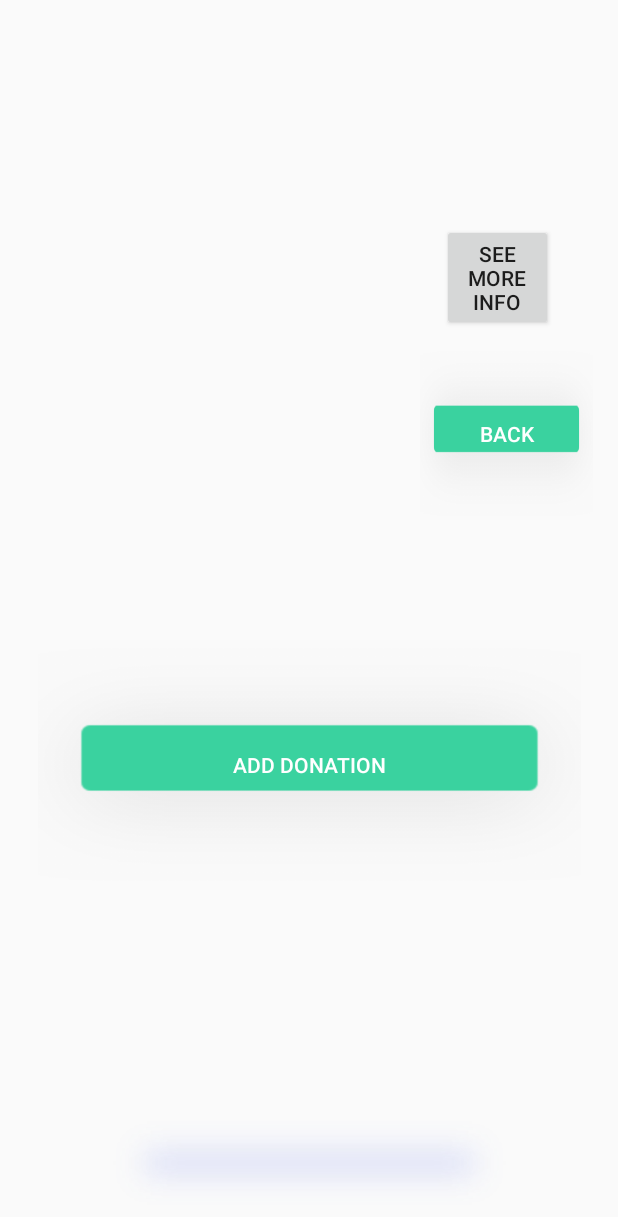
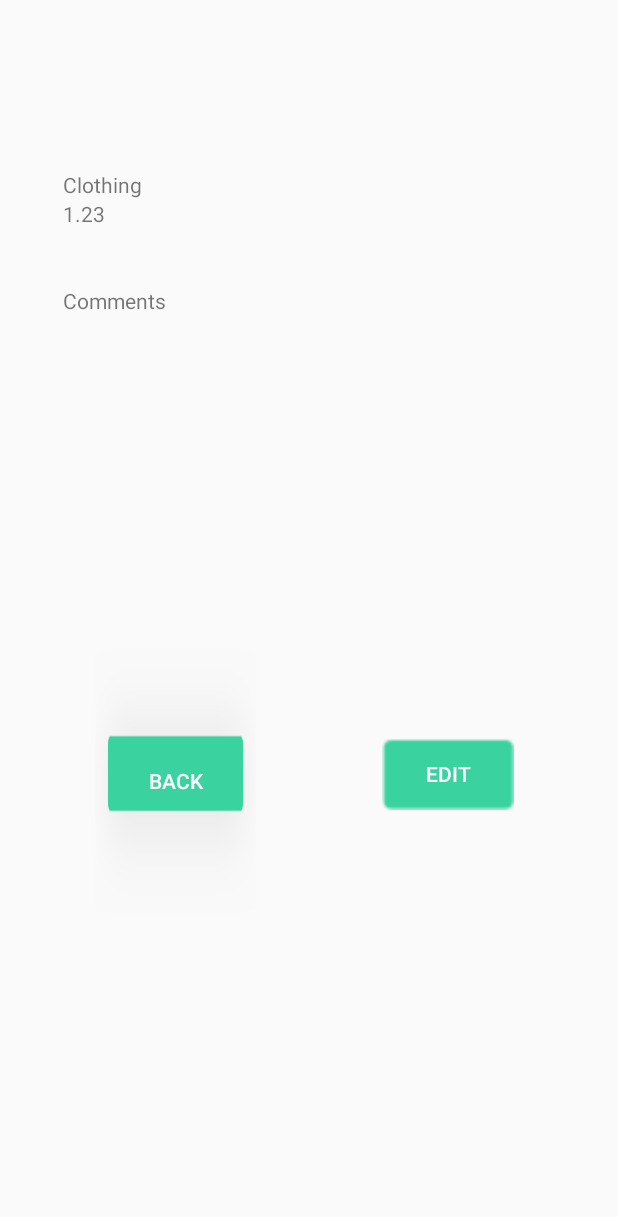
Before and after one commit to DavyWk/DonationsStation26, an Android app: the DonationListActivity screen opened directly, with no data from a screen before it, after a tap on "SEE MORE INFO", on a phone screen of 412 x 824 dp. Shown: the top 1217 px of the screen. Run offline under Robolectric (Android 15) with nearby library versions, the phone set to English and light mode, and no system bars; 1 statement that could not run was skipped.

Commit message:
All the Monday Spaghetti Code

```diff
--- a/app/src/main/AndroidManifest.xml
+++ b/app/src/main/AndroidManifest.xml
@@ -24,6 +24,7 @@
         <activity android:name=".controllers.DonationListActivity"/>
         <activity android:name=".controllers.DonationDetailsActivity"/>
         <activity android:name=".controllers.AddDonationActivity"/>
+        <activity android:name=".controllers.ItemDetailsActivity"/>
     </application>
 
 </manifest>
--- a/app/src/main/java/edu/gatech/ds26/controllers/AddDonationActivity.java
+++ b/app/src/main/java/edu/gatech/ds26/controllers/AddDonationActivity.java
@@ -12,11 +12,13 @@
 import java.sql.Date;
 
 import edu.gatech.ds26.R;
+import edu.gatech.ds26.model.AccountType;
 import edu.gatech.ds26.model.Donation;
 import edu.gatech.ds26.model.DonationList;
 import edu.gatech.ds26.model.ItemCategory;
 import edu.gatech.ds26.model.Location;
 import edu.gatech.ds26.model.LocationList;
+import edu.gatech.ds26.model.UserList;
 
 public class AddDonationActivity extends AppCompatActivity {
 
@@ -63,7 +65,9 @@
 
     public void onAddDonationButtonPressed(View view) {
         Log.d("Add Donation Screen", "Add Donation Button");
-
+        if (UserList.getInstance().getCurrentUser().getType() != AccountType.LOCATIONEMPLOYEE) {
+            return;
+        }
         donation.setLocation((Location) location.getSelectedItem());
         donation.setTimeStamp(timeStamp.getText().toString());
         donation.setShortDescription(shortDescription.getText().toString());
--- a/app/src/main/java/edu/gatech/ds26/controllers/DonationAdapter.java
+++ b/app/src/main/java/edu/gatech/ds26/controllers/DonationAdapter.java
@@ -13,6 +13,9 @@
 
 import edu.gatech.ds26.R;
 import edu.gatech.ds26.model.Donation;
+import edu.gatech.ds26.model.DonationList;
+import edu.gatech.ds26.model.Location;
+import edu.gatech.ds26.model.LocationList;
 
 public class DonationAdapter extends
         RecyclerView.Adapter<DonationAdapter.ViewHolder> {
@@ -32,18 +35,18 @@
         return viewHolder;
     }
 
-    public DonationAdapter(ArrayList<Donation> donations) {
-        if(donations == null){
-            mDonations = new ArrayList<>();
-        }else {
-            mDonations = donations;
-        }
+    public DonationAdapter() {
+        DonationList donations = DonationList.getInstance();
+        LocationList locations = LocationList.getInstance();
+        Location current = locations.getCurrent();
+        mDonations = donations.getDonations(current);
     }
 
     @Override
     public void onBindViewHolder(ViewHolder viewHolder, final int position) {
         Donation donation = mDonations.get(position);
-
+        DonationList donations = DonationList.getInstance();
+        donations.index = position;
         TextView shortDescriptionView = viewHolder.shortDescriptionTextView;
         shortDescriptionView.setText(donation.getShortDescription());
         Button moreInfoButton = viewHolder.detailsButton;
@@ -53,11 +56,13 @@
                 Context context = v.getContext();
                 Log.d("Donation Adapter", "Clicked on " + position);
                 Intent intent = new Intent (context, ItemDetailsActivity.class);
-                intent.putExtra("key", position + 1);
+                intent.putExtra("index", position);
 
                 context.startActivity(intent);
             }
         });
+    }
+    public void onDetailsButtonPressed(View view){
     }
 
     @Override
@@ -72,7 +77,7 @@
         public ViewHolder(View view) {
             super(view);
             shortDescriptionTextView = (TextView) view.findViewById(R.id.text_short_description);
-            detailsButton = (Button) view.findViewById(R.id.button_details);
+            detailsButton = (Button) view.findViewById(R.id.button_detailsDonate);
         }
     }
 }
--- a/app/src/main/java/edu/gatech/ds26/controllers/DonationListActivity.java
+++ b/app/src/main/java/edu/gatech/ds26/controllers/DonationListActivity.java
@@ -32,7 +32,7 @@
 
         donations = DonationList.getInstance().getDonations();
 
-        adapter = new DonationAdapter(donations);
+        adapter = new DonationAdapter();
         recyclerView.setAdapter(adapter);
     }
 
--- a/app/src/main/java/edu/gatech/ds26/controllers/ItemAllActivity.java
+++ b/app/src/main/java/edu/gatech/ds26/controllers/ItemAllActivity.java
@@ -33,7 +33,7 @@
 
         donations = DonationList.getInstance().getDonations();
 
-        adapter = new DonationAdapter(donations);
+        adapter = new DonationAdapter();
         recyclerView.setAdapter(adapter);
     }
 
--- a/app/src/main/java/edu/gatech/ds26/controllers/ItemCategoryActivity.java
+++ b/app/src/main/java/edu/gatech/ds26/controllers/ItemCategoryActivity.java
@@ -33,7 +33,7 @@
 
         donations = DonationList.getInstance().getDonations();
 
-        adapter = new DonationAdapter(donations);
+        adapter = new DonationAdapter();
         recyclerView.setAdapter(adapter);
     }
 
--- a/app/src/main/java/edu/gatech/ds26/controllers/ItemDetailsActivity.java
+++ b/app/src/main/java/edu/gatech/ds26/controllers/ItemDetailsActivity.java
@@ -7,9 +7,13 @@
 import android.view.View;
 import android.widget.TextView;
 
+import java.util.List;
 import edu.gatech.ds26.R;
+import edu.gatech.ds26.model.Donation;
+import edu.gatech.ds26.model.DonationList;
 import edu.gatech.ds26.model.Location;
 import edu.gatech.ds26.model.LocationList;
+
 
 public class ItemDetailsActivity extends AppCompatActivity {
 
@@ -18,20 +22,35 @@
         super.onCreate(savedInstanceState);
         setContentView(R.layout.activity_item_details);
 
-        final int key = (int) getIntent().getSerializableExtra("key");
         getIntent();
-        LocationList locationList = LocationList.getInstance();
+        DonationList donationList = DonationList.getInstance();
 
         String details = "";
 
         //TODO: Learn how to bold the detail headers when it prints on the detail screen.
-        for (Location location : locationList.get()){
-            if (location.getKey() == key) {
-                details = location.toString();
-            }
-        }
-        TextView textView = findViewById(R.id.textView);
+        DonationList donations = DonationList.getInstance();
+        LocationList locations = LocationList.getInstance();
+        Location current = locations.getCurrent();
+        List<Donation> mDonations = donations.getDonations(current);
+        Donation ourDonation = mDonations.get(donations.index);
+        details = current.getName();
+        TextView textView = findViewById(R.id.location);
         textView.setText(details);
+        details = ourDonation.getTimeStamp();
+        TextView aView = findViewById(R.id.timeStamp);
+        aView.setText(details);
+        TextView bView = findViewById(R.id.category);
+        details = ourDonation.getCategory().toString();
+        bView.setText(details);
+        TextView cView = findViewById(R.id.value);
+        details = String.valueOf(ourDonation.getValue());
+        cView.setText(details);
+        TextView dView = findViewById(R.id.shortDescription);
+        details = ourDonation.getShortDescription();
+        dView.setText(details);
+        TextView eView = findViewById(R.id.fullDescription);
+        details = ourDonation.getFullDescription();
+        eView.setText(details);
     }
 
     public void onBackButtonPressed(View view) {
@@ -43,7 +62,7 @@
 
     public void onViewDonationsButtonPressed(View view) {
         Log.d("Location Details Screen", "View Donations Button");
-        Intent intent = new Intent(this, DonationListActivity.class);
+        Intent intent = new Intent(this, ItemDetailsActivity.class);
         view.getContext().startActivity(intent);
         finish();
     }
--- a/app/src/main/java/edu/gatech/ds26/controllers/ItemLocationItem.java
+++ b/app/src/main/java/edu/gatech/ds26/controllers/ItemLocationItem.java
@@ -33,7 +33,7 @@
 
         donations = DonationList.getInstance().getDonations();
 
-        adapter = new DonationAdapter(donations);
+        adapter = new DonationAdapter();
         recyclerView.setAdapter(adapter);
     }
 
--- a/app/src/main/java/edu/gatech/ds26/controllers/LocationDetailsActivity.java
+++ b/app/src/main/java/edu/gatech/ds26/controllers/LocationDetailsActivity.java
@@ -28,6 +28,7 @@
         for (Location location : locationList.get()){
             if (location.getKey() == key) {
                 details = location.toString();
+                locationList.setCurrent(location);
             }
         }
         TextView textView = findViewById(R.id.textView);
--- a/app/src/main/java/edu/gatech/ds26/model/DonationList.java
+++ b/app/src/main/java/edu/gatech/ds26/model/DonationList.java
@@ -11,6 +11,7 @@
     private DonationList() {
         map = new HashMap<>();
     }
+    public int index;
 
     public static DonationList getInstance() { return instance; }
 
--- a/app/src/main/java/edu/gatech/ds26/model/LocationList.java
+++ b/app/src/main/java/edu/gatech/ds26/model/LocationList.java
@@ -4,6 +4,7 @@
 import java.util.ArrayList;
 
 public class LocationList {
+    Location current;
 
     //Should be a set since locations can't be duplicated
     private static final LocationList _instance = new LocationList();
@@ -26,6 +27,8 @@
     public List<Location> get() {
         return locationList;
     }
+    public Location getCurrent(){return current;}
+    public void setCurrent(Location loc) {current = loc;}
 
 
 
--- a/app/src/main/java/edu/gatech/ds26/model/UserList.java
+++ b/app/src/main/java/edu/gatech/ds26/model/UserList.java
@@ -15,6 +15,7 @@
     private UserList() {
         userList = new ArrayList<>();
         userList.add(new User("user", "user1", "1"));
+        userList.add(new LocationEmployee("1","1","1"));
         userList.add(new Admin("admin", "admin1,", "1"));
     }
 
--- a/app/src/main/res/layout/donation_adapter_recycler_view.xml
+++ b/app/src/main/res/layout/donation_adapter_recycler_view.xml
@@ -21,8 +21,9 @@
     </LinearLayout>
 
     <Button
-        android:id="@+id/button_details"
+        android:id="@+id/button_detailsDonate"
         android:layout_width="wrap_content"
         android:layout_height="wrap_content"
-        android:text="See More Info" />
+        android:text="See More Info"
+        tools:onClick="onViewDonationsButtonPressed" />
 </LinearLayout>
```
